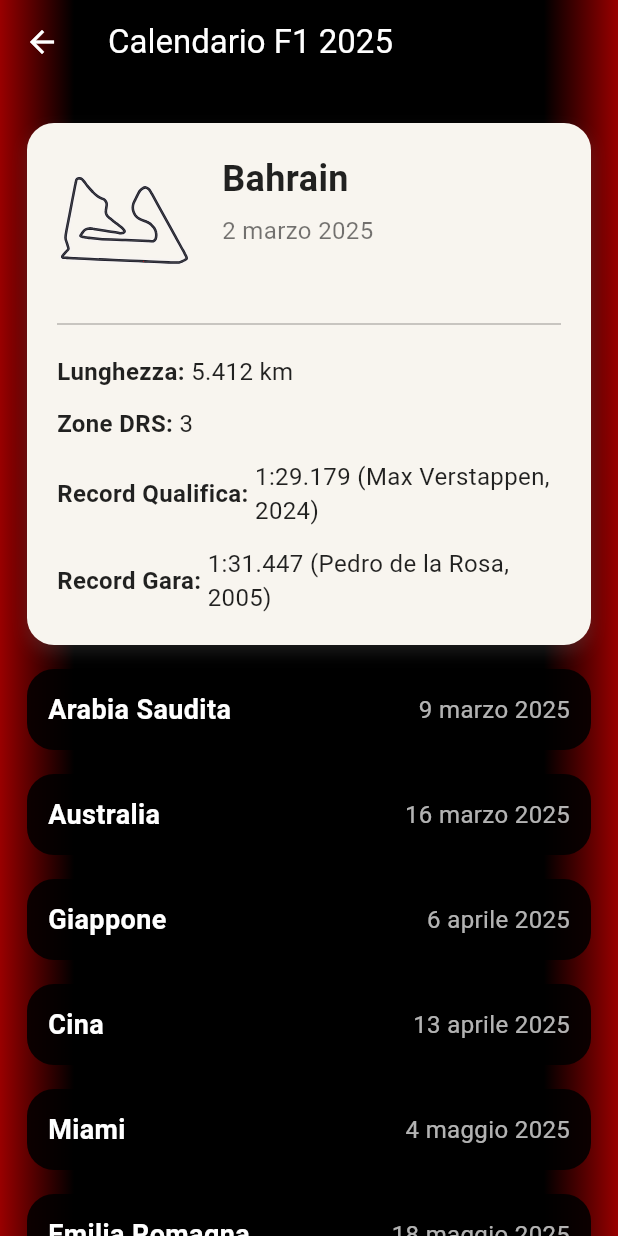
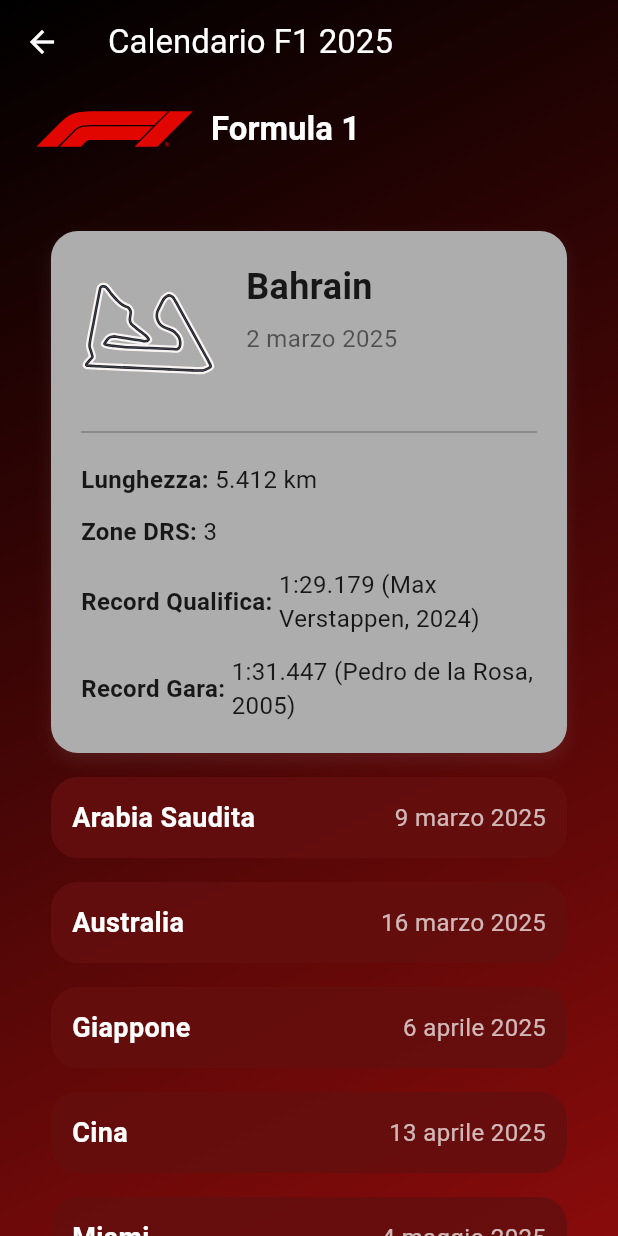
Before and after one commit to MatteoCrielesi/F1-ProjectGame, a Flutter app: the CalendarioPage screen opened directly, after a tap on "Bahrain", on a phone screen of 412 x 824 dp. Run offline on Flutter 3.47's test engine with Material 3 defaults, Android fonts, the phone set to English and light mode, and no system bars; our stand-ins replace flutter_svg; missing offline and left inert: flame, postgres.

Commit message:
Mortacci di Gayano e Gayrzoli sto a sistema le pagine vostre animali

```diff
--- a/lib/calendario.dart
+++ b/lib/calendario.dart
@@ -1,6 +1,7 @@
 import 'package:flutter/material.dart';
 import 'package:flutter_svg/flutter_svg.dart';
 
+// Modello Circuito
 class Circuito {
   final int id;
   final String nome;
@@ -181,6 +182,35 @@
   ];
 }
 
+
+
+// Nuovo Header modulare
+class _Header extends StatelessWidget {
+  const _Header({super.key});
+  @override
+  Widget build(BuildContext context) {
+    return Row(
+      mainAxisAlignment: MainAxisAlignment.spaceBetween,
+      children: [
+        Row(
+          children: [
+            SvgPicture.asset('assets/f1_logo.svg', height: 24),
+            const SizedBox(width: 12),
+            Text(
+              'Formula 1',
+              style: Theme.of(context)
+                  .textTheme
+                  .titleLarge
+                  ?.copyWith(fontWeight: FontWeight.w700, color: Colors.white),
+            ),
+          ],
+        ),
+      ],
+    );
+  }
+}
+
+// Pagina Calendario
 class CalendarioPage extends StatefulWidget {
   const CalendarioPage({super.key});
 
@@ -202,12 +232,14 @@
   Widget build(BuildContext context) {
     final bool isSmallScreen = MediaQuery.of(context).size.width < 400;
     final bool isLargeScreen = MediaQuery.of(context).size.width > 800;
-    const Color bordoRosso = Color(0xFF990000);
-    const Color backgroundPanna = Color(0xFFF8F5EF);
 
     return Scaffold(
       appBar: AppBar(
-        title: Text('Calendario F1 2025', style: TextStyle(color: Colors.white, fontSize: isSmallScreen ? 18 : 22)),
+        title: Text(
+          'Calendario F1 2025',
+          style: TextStyle(
+              color: Colors.white, fontSize: isSmallScreen ? 18 : 22),
+        ),
         backgroundColor: Colors.transparent,
         elevation: 0,
         iconTheme: const IconThemeData(color: Colors.white),
@@ -217,22 +249,49 @@
       body: Container(
         decoration: const BoxDecoration(
           gradient: LinearGradient(
-            colors: [bordoRosso, Colors.black, Colors.black, bordoRosso],
-            stops: [0, 0.12, 0.88, 1],
-            begin: Alignment.centerLeft,
-            end: Alignment.centerRight,
+            begin: Alignment.topLeft,
+            end: Alignment.bottomRight,
+            colors: [
+              Color.fromARGB(255, 0, 0, 0),
+              Color.fromARGB(255, 137, 11, 11),
+            ],
           ),
         ),
         child: SafeArea(
+          child: Padding(
+            padding: const EdgeInsets.symmetric(horizontal: 16),
+            child: Column(
+              crossAxisAlignment: CrossAxisAlignment.start,
+              children: [
+                const Padding(
+                  padding: EdgeInsets.fromLTRB(8, 16, 8, 12),
+                  child: _Header(),
+                ),
+                const SizedBox(height: 16),
+                Expanded(
                   child: FutureBuilder<List<Circuito>>(
                     future: futureCircuiti,
                     builder: (context, snapshot) {
-              if (snapshot.connectionState == ConnectionState.waiting) {
-                return const Center(child: CircularProgressIndicator(color: Colors.red));
+                      if (snapshot.connectionState ==
+                          ConnectionState.waiting) {
+                        return const Center(
+                            child:
+                                CircularProgressIndicator(color: Colors.red));
                       } else if (snapshot.hasError) {
-                return Center(child: Text('Errore: ${snapshot.error}', style: const TextStyle(color: Colors.white), textAlign: TextAlign.center));
-              } else if (!snapshot.hasData || snapshot.data!.isEmpty) {
-                return const Center(child: Text('Nessun circuito disponibile', style: const TextStyle(color: Colors.white), textAlign: TextAlign.center));
+                        return Center(
+                            child: Text(
+                          'Errore: ${snapshot.error}',
+                          style: const TextStyle(color: Colors.white),
+                          textAlign: TextAlign.center,
+                        ));
+                      } else if (!snapshot.hasData ||
+                          snapshot.data!.isEmpty) {
+                        return const Center(
+                            child: Text(
+                          'Nessun circuito disponibile',
+                          style: TextStyle(color: Colors.white),
+                          textAlign: TextAlign.center,
+                        ));
                       }
 
                       final data = snapshot.data!;
@@ -242,33 +301,61 @@
                         itemBuilder: (context, index) {
                           final circuito = data[index];
                           final isExpanded = expandedId == circuito.id;
-                  final borderRadius = isSmallScreen ? 14.0 : 18.0;
+                          final borderRadius =
+                              isSmallScreen ? 14.0 : 18.0;
                           final padding = isExpanded
-                      ? (isSmallScreen ? 14.0 : isLargeScreen ? 24.0 : 20.0)
+                              ? (isSmallScreen
+                                  ? 14.0
+                                  : isLargeScreen
+                                      ? 24.0
+                                      : 20.0)
                               : (isSmallScreen ? 10.0 : 14.0);
 
                           return AnimatedContainer(
                             duration: const Duration(milliseconds: 300),
-                    margin: EdgeInsets.symmetric(vertical: isSmallScreen ? 6 : 8),
+                            margin: EdgeInsets.symmetric(
+                                vertical: isSmallScreen ? 6 : 8),
                             decoration: BoxDecoration(
-                      color: isExpanded ? backgroundPanna : Colors.black.withOpacity(0.87),
-                      borderRadius: BorderRadius.circular(borderRadius),
-                      boxShadow: isExpanded ? [BoxShadow(color: Colors.white.withOpacity(0.1), blurRadius: 8, offset: const Offset(0, 5))] : null,
+                              color: isExpanded
+                                  ? const Color.fromARGB(255, 173, 173, 173)
+                                  : const Color.fromARGB(255, 100, 14, 14)
+                                      .withOpacity(0.87),
+                              borderRadius:
+                                  BorderRadius.circular(borderRadius),
+                              boxShadow: isExpanded
+                                  ? [
+                                      BoxShadow(
+                                          color: const Color.fromARGB(
+                                                  255, 185, 185, 185)
+                                              .withOpacity(0.1),
+                                          blurRadius: 8,
+                                          offset: const Offset(0, 5))
+                                    ]
+                                  : null,
                             ),
                             child: InkWell(
-                      borderRadius: BorderRadius.circular(borderRadius),
-                      onTap: () => setState(() => expandedId = isExpanded ? null : circuito.id),
+                              borderRadius:
+                                  BorderRadius.circular(borderRadius),
+                              onTap: () => setState(() =>
+                                  expandedId =
+                                      isExpanded ? null : circuito.id),
                               child: Padding(
                                 padding: EdgeInsets.all(padding),
                                 child: isExpanded
-                            ? _buildExpandedView(circuito, isSmallScreen, isLargeScreen)
-                            : _buildCollapsedView(circuito, isSmallScreen),
+                                    ? _buildExpandedView(
+                                        circuito, isSmallScreen, isLargeScreen)
+                                    : _buildCollapsedView(
+                                        circuito, isSmallScreen),
                               ),
                             ),
                           );
                         },
                       );
                     },
+                  ),
+                ),
+              ],
+            ),
           ),
         ),
       ),
@@ -279,66 +366,96 @@
     return Row(
       children: [
         Expanded(
-          child: Text(circuito.nome, style: TextStyle(fontSize: isSmallScreen ? 16 : 18, fontWeight: FontWeight.bold, color: Colors.white), overflow: TextOverflow.ellipsis),
+          child: Text(circuito.nome,
+              style: TextStyle(
+                  fontSize: isSmallScreen ? 16 : 18,
+                  fontWeight: FontWeight.bold,
+                  color: Colors.white),
+              overflow: TextOverflow.ellipsis),
         ),
-        Text(circuito.data, style: TextStyle(fontSize: isSmallScreen ? 14 : 16, color: Colors.white70), overflow: TextOverflow.ellipsis),
+        Text(circuito.data,
+            style: TextStyle(
+                fontSize: isSmallScreen ? 14 : 16, color: Colors.white70),
+            overflow: TextOverflow.ellipsis),
       ],
     );
   }
 
-  Widget _buildExpandedView(Circuito circuito, bool isSmallScreen, bool isLargeScreen) {
+  Widget _buildExpandedView(
+      Circuito circuito, bool isSmallScreen, bool isLargeScreen) {
     return Column(
       crossAxisAlignment: CrossAxisAlignment.start,
       children: [
-        if (isSmallScreen) _buildSmallScreenHeader(circuito) else _buildLargeScreenHeader(circuito, isLargeScreen),
-        const SizedBox(height: 16),
-        const Divider(color: Colors.black26),
-        const SizedBox(height: 12),
-        isSmallScreen
-            ? Column(crossAxisAlignment: CrossAxisAlignment.start, children: _buildDetailFields(circuito, isSmallScreen))
-            : Wrap(spacing: isLargeScreen ? 30 : 25, runSpacing: isLargeScreen ? 16 : 12, children: _buildDetailFields(circuito, isSmallScreen)),
-      ],
-    );
-  }
-
-  Widget _buildSmallScreenHeader(Circuito circuito) {
-    return Column(
+        if (isSmallScreen)
+          Column(
             crossAxisAlignment: CrossAxisAlignment.start,
             children: [
-        Text(circuito.nome, style: const TextStyle(fontSize: 20, fontWeight: FontWeight.bold, color: Colors.black87)),
+              Text(circuito.nome,
+                  style: const TextStyle(
+                      fontSize: 20,
+                      fontWeight: FontWeight.bold,
+                      color: Colors.black87)),
               const SizedBox(height: 8),
-        Text(circuito.data, style: const TextStyle(fontSize: 14, color: Colors.black54)),
+              Text(circuito.data,
+                  style: const TextStyle(fontSize: 14, color: Colors.black54)),
               const SizedBox(height: 12),
-        SizedBox(height: 120, child: _buildCircuitImage(circuito)),
+              SizedBox(
+                  height: 120,
+                  child: SvgPicture.asset(
+                    circuito.imageAsset,
+                    fit: BoxFit.contain,
+                    placeholderBuilder: (context) => const Center(
+                        child:
+                            CircularProgressIndicator(color: Colors.red)),
+                  )),
             ],
-    );
-  }
-
-  Widget _buildLargeScreenHeader(Circuito circuito, bool isLargeScreen) {
-    return Row(
+          )
+        else
+          Row(
             crossAxisAlignment: CrossAxisAlignment.start,
             children: [
-        SizedBox(width: isLargeScreen ? 120 : 90, height: isLargeScreen ? 120 : 90, child: _buildCircuitImage(circuito)),
+              SizedBox(
+                  width: isLargeScreen ? 120 : 90,
+                  height: isLargeScreen ? 120 : 90,
+                  child: SvgPicture.asset(
+                    circuito.imageAsset,
+                    fit: BoxFit.contain,
+                    placeholderBuilder: (context) => const Center(
+                        child:
+                            CircularProgressIndicator(color: Colors.red)),
+                  )),
               const SizedBox(width: 20),
               Expanded(
                 child: Column(
                   crossAxisAlignment: CrossAxisAlignment.start,
                   children: [
-              Text(circuito.nome, style: TextStyle(fontSize: isLargeScreen ? 28 : 24, fontWeight: FontWeight.bold, color: Colors.black87)),
+                    Text(circuito.nome,
+                        style: TextStyle(
+                            fontSize: isLargeScreen ? 28 : 24,
+                            fontWeight: FontWeight.bold,
+                            color: Colors.black87)),
                     const SizedBox(height: 6),
-              Text(circuito.data, style: TextStyle(fontSize: isLargeScreen ? 18 : 16, color: Colors.black54)),
+                    Text(circuito.data,
+                        style: TextStyle(
+                            fontSize: isLargeScreen ? 18 : 16,
+                            color: Colors.black54)),
                   ],
                 ),
               ),
             ],
-    );
-  }
-
-  Widget _buildCircuitImage(Circuito circuito) {
-    return SvgPicture.asset(
-      circuito.imageAsset,
-      fit: BoxFit.contain,
-      placeholderBuilder: (context) => const Center(child: CircularProgressIndicator(color: Colors.red)),
+          ),
+        const SizedBox(height: 16),
+        const Divider(color: Colors.black26),
+        const SizedBox(height: 12),
+        isSmallScreen
+            ? Column(
+                crossAxisAlignment: CrossAxisAlignment.start,
+                children: _buildDetailFields(circuito, isSmallScreen))
+            : Wrap(
+                spacing: isLargeScreen ? 30 : 25,
+                runSpacing: isLargeScreen ? 16 : 12,
+                children: _buildDetailFields(circuito, isSmallScreen)),
+      ],
     );
   }
 
@@ -346,8 +463,14 @@
     return [
       _detailField('Lunghezza', circuito.lunghezza, isSmallScreen),
       _detailField('Zone DRS', circuito.zoneDRS.toString(), isSmallScreen),
-      _detailField('Record Qualifica', '${circuito.recordQuali} (${circuito.pilotaQuali}, ${circuito.annoQuali})', isSmallScreen),
-      _detailField('Record Gara', '${circuito.recordGara} (${circuito.pilotaGara}, ${circuito.annoGara})', isSmallScreen),
+      _detailField(
+          'Record Qualifica',
+          '${circuito.recordQuali} (${circuito.pilotaQuali}, ${circuito.annoQuali})',
+          isSmallScreen),
+      _detailField(
+          'Record Gara',
+          '${circuito.recordGara} (${circuito.pilotaGara}, ${circuito.annoGara})',
+          isSmallScreen),
     ];
   }
 
@@ -356,8 +479,17 @@
       mainAxisSize: MainAxisSize.min,
       mainAxisAlignment: MainAxisAlignment.start,
       children: [
-        Text('$label: ', style: TextStyle(fontWeight: FontWeight.bold, color: Colors.black87, fontSize: isSmallScreen ? 14 : 16)),
-        Expanded(child: Text(value, style: TextStyle(color: Colors.black87, fontSize: isSmallScreen ? 14 : 16), softWrap: true)),
+        Text('$label: ',
+            style: TextStyle(
+                fontWeight: FontWeight.bold,
+                color: Colors.black87,
+                fontSize: isSmallScreen ? 14 : 16)),
+        Expanded(
+          child: Text(value,
+              style: TextStyle(
+                  color: Colors.black87, fontSize: isSmallScreen ? 14 : 16),
+              softWrap: true),
+        ),
       ],
     );
   }
```
Also changed, not shown: lib/stats_page.dart (+53 -75 lines). Lines whose indentation alone changed are shown as unchanged.
